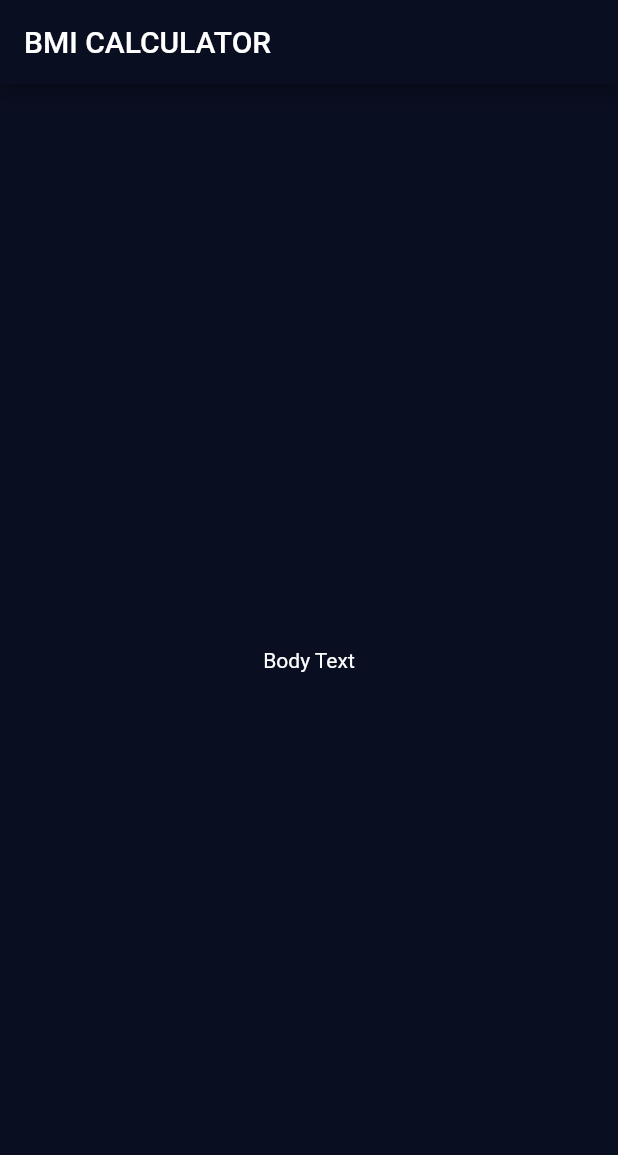
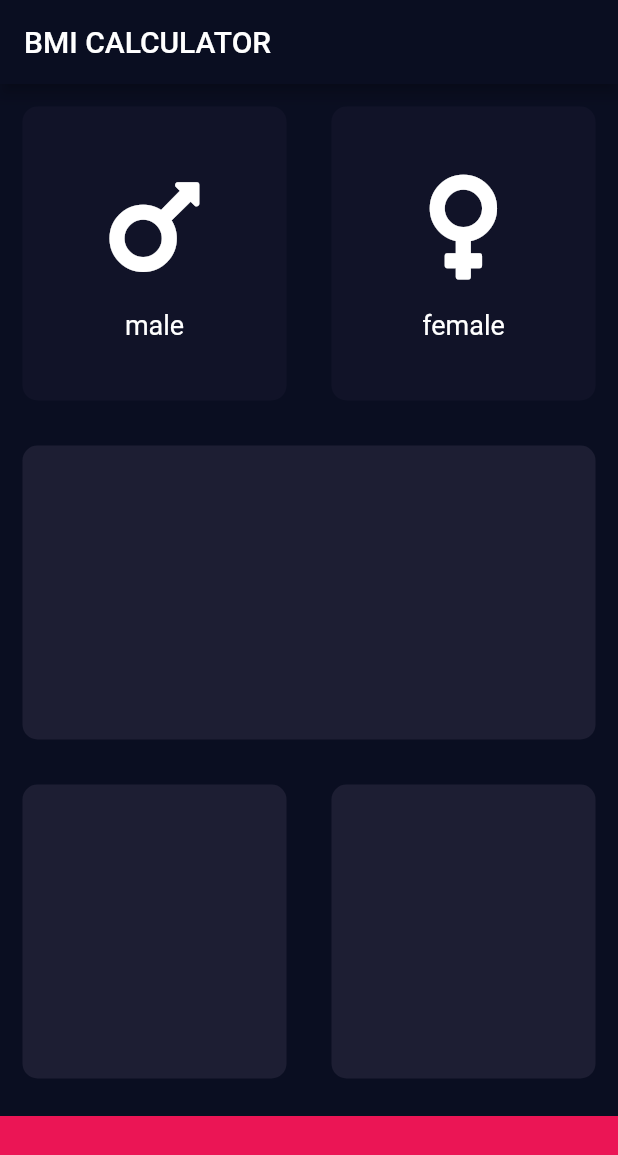
Before and after one commit to afdal-khan/NEW-BMI-Calculator, a Flutter app: the screen it shows after launch, on a phone screen of 412 x 824 dp. Shown: the top 1155 px of the screen. Run offline on Flutter 3.47's test engine with Material 2 defaults, Android fonts, the phone set to English and light mode, and no system bars; our stand-ins replace font_awesome_flutter.

Commit message:
continuing flutter courses

```diff
--- /dev/null
+++ b/lib/Reusable_Icon.dart
@@ -0,0 +1,24 @@
+import 'package:flutter/material.dart';
+
+
+class ReusableIcon extends StatelessWidget {
+
+  final IconData icon;
+  final String gender;
+
+  ReusableIcon({this.icon,this.gender});
+
+  @override
+  Widget build(BuildContext context) {
+    return Column(mainAxisAlignment: MainAxisAlignment.center,
+    children: <Widget>[
+
+      Icon(icon,
+      size: 80.0,
+      ),
+      SizedBox(height: 15.0),
+      Text(gender,
+      style: TextStyle(fontSize: 18.0),)
+    ],);
+  }
+}
--- /dev/null
+++ b/lib/Reusable_card.dart
@@ -0,0 +1,17 @@
+import 'package:flutter/material.dart';
+
+class Reusablecard extends StatelessWidget {
+ final Color color;
+ final Widget cardIcon;
+
+  Reusablecard({@required this.color,this.cardIcon});
+  @override
+  Widget build(BuildContext context) {
+    return Container(
+       child: cardIcon,
+        margin: EdgeInsets.all(15.0),
+        decoration: BoxDecoration(color: color,
+        borderRadius: BorderRadius.circular(10.0)),
+      );
+  }
+}
--- a/lib/input.dart
+++ b/lib/input.dart
@@ -1,20 +1,87 @@
 import 'package:flutter/material.dart';
+import 'package:font_awesome_flutter/font_awesome_flutter.dart';
+import 'Reusable_card.dart';
+import 'Reusable_Icon.dart';
 
-
+const double bottomHeight = 80.0;
+const Color activeColor = Color(0xFF1D1E33);
+const Color bottomNavColor = Color(0xFFEB1555);
+const Color inactiveColor = Color(0xFF111328);
 class InputPage extends StatefulWidget {
   @override
   _InputPageState createState() => _InputPageState();
 }
 
+ enum GenderType {
+   male,
+   female,
+ }
+
 class _InputPageState extends State<InputPage> {
+
+  Color maleColor = inactiveColor;
+  Color femaleColor = inactiveColor;
+
+  GenderType selectedGender;
+
   @override
   Widget build(BuildContext context) {
     return Scaffold(
       appBar: AppBar(
         title: Text('BMI CALCULATOR'),
       ),
-      body: Center(
-        child: Text('Body Text'),
+      body: Column(
+        children: <Widget>[
+          Expanded(child: Row(
+            children: <Widget>[
+              Expanded(child: GestureDetector(
+                               onTap: () {
+                                 setState(() {
+                                selectedGender = GenderType.male;
+
+
+                                 });
+                               },
+                              child: new Reusablecard(color: selectedGender == GenderType.male ? activeColor : inactiveColor,
+                cardIcon: new ReusableIcon(icon: FontAwesomeIcons.mars, gender: "male",),),
+              ),),
+
+         Expanded(child: GestureDetector(
+                    onTap: () {
+
+                      setState(() {
+                      selectedGender = GenderType.female;
+
+                      });
+                    },
+                    child: Reusablecard(color: selectedGender == GenderType.female? activeColor : inactiveColor, cardIcon: ReusableIcon(
+             icon: FontAwesomeIcons.venus,
+             gender: "female",
+           ),),
+         ),),
+            ],
+
+          ),
+          ),
+          Expanded(child: Row(
+            children: <Widget>[
+              Expanded(
+                child: Reusablecard(color: activeColor),
+              ),
+            ],
+          ),),
+          Expanded(child: Row(
+            children: <Widget>[
+              Expanded(child: Reusablecard(color: activeColor),),
+         Expanded(child: Reusablecard(color: activeColor),),
+            ],
+          ),),
+        Container(
+          color: bottomNavColor,
+          height: bottomHeight,
+          margin: EdgeInsets.only(top: 10.0),
+        ),
+        ],
       ),
 
     );
--- a/pubspec.yaml
+++ b/pubspec.yaml
@@ -11,6 +11,9 @@ dependencies:
     sdk: flutter
 
   cupertino_icons: ^0.1.2
+  font_awesome_flutter: ^8.4.0
+
+
 
 dev_dependencies:
   flutter_test:
```
